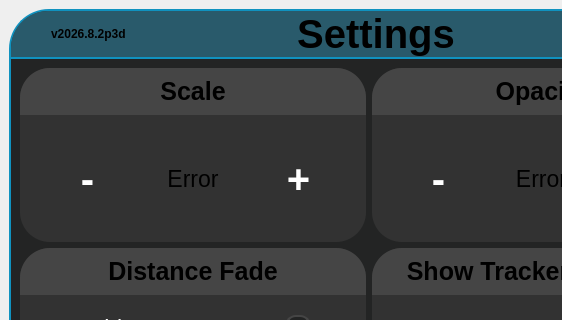
Above: src/userinterface/panicdashboard.ui from Trixxle/SeamenPerformanceOverlay before the change; both pictures show x 0 to 562 and y 0 to 320 of the 733 by 790 pixel window. Below: the same form after it.
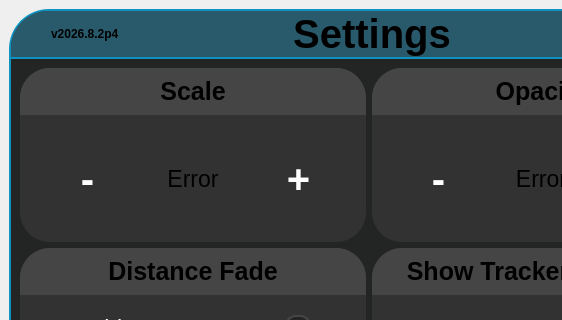
That is the form after the change. Icons and pictures are not drawn.

Commit message: Added the line back the updates the UI with the battery percentage for the trackers. This somehow escaped me last update

The edit to the form file:
```diff
--- a/src/userinterface/panicdashboard.ui
+++ b/src/userinterface/panicdashboard.ui
@@ -275,7 +275,7 @@
          <item>
           <widget class="QLabel" name="versionNumber">
            <property name="text">
-            <string>v2026.8.2p3d</string>
+            <string>v2026.8.2p4</string>
            </property>
           </widget>
          </item>
```
The commit also changes 1 other file.
